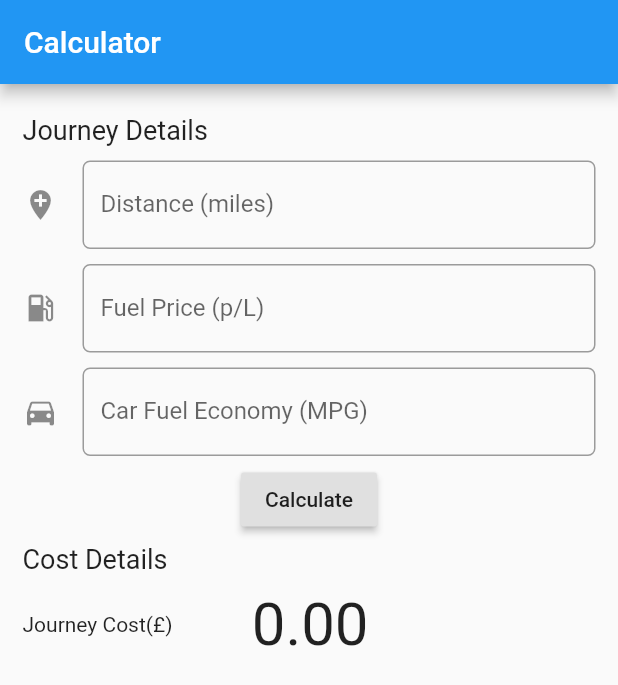
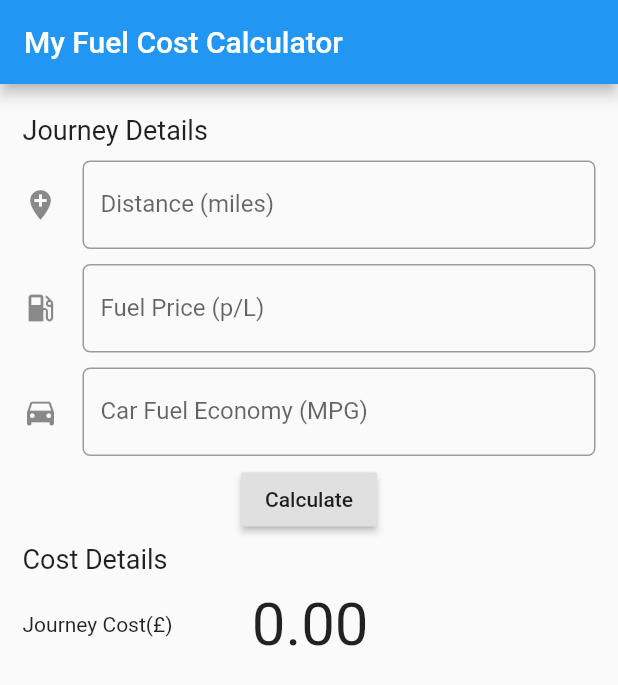
Before and after one commit to WoolWarrior/fuel_cost_calculator_flutter, a Flutter app: the screen it shows after launch, on a phone screen of 412 x 824 dp. Shown: the top 685 px of the screen. Run offline on Flutter 3.47's test engine with Material 2 defaults, Android fonts, the phone set to English and light mode, and no system bars; our stand-ins replace bloc, equatable, flutter_bloc.

Commit message:
Prepared for publish

```diff
--- a/lib/main.dart
+++ b/lib/main.dart
@@ -10,11 +10,12 @@ class MyApp extends StatelessWidget {
   @override
   Widget build(BuildContext context) {
     return MaterialApp(
-      title: 'Flutter Demo',
+      title: 'My Fuel Cost Calculator',
       theme: ThemeData(
         primarySwatch: Colors.blue,
       ),
       home: MyHomePage(),
+      debugShowCheckedModeBanner: false,
     );
   }
 }
@@ -24,7 +25,7 @@ class MyHomePage extends StatelessWidget {
   Widget build(BuildContext context) {
     return Scaffold(
       appBar: AppBar(
-        title: Text('Calculator'),
+        title: Text('My Fuel Cost Calculator'),
       ),
       body: //CalculateForm(),
           BlocProvider<CalculationBloc>(
--- a/pubspec.yaml
+++ b/pubspec.yaml
@@ -11,6 +11,7 @@ dependencies:
   flutter_bloc: ^2.0.0
   meta: ^1.1.6
   equatable: ^0.6.0
+  flutter_launcher_icons: ^0.7.4
 
 dev_dependencies:
   flutter_test:
@@ -18,3 +19,8 @@ dev_dependencies:
 
 flutter:
   uses-material-design: true
+
+flutter_icons:
+  android: "launcher_icon"
+  ios: true
+  image_path: "assets/icon/icon.png"
```
Also changed, not shown: assets/icon/icon.png (added), pubspec.lock, 28 other files.
